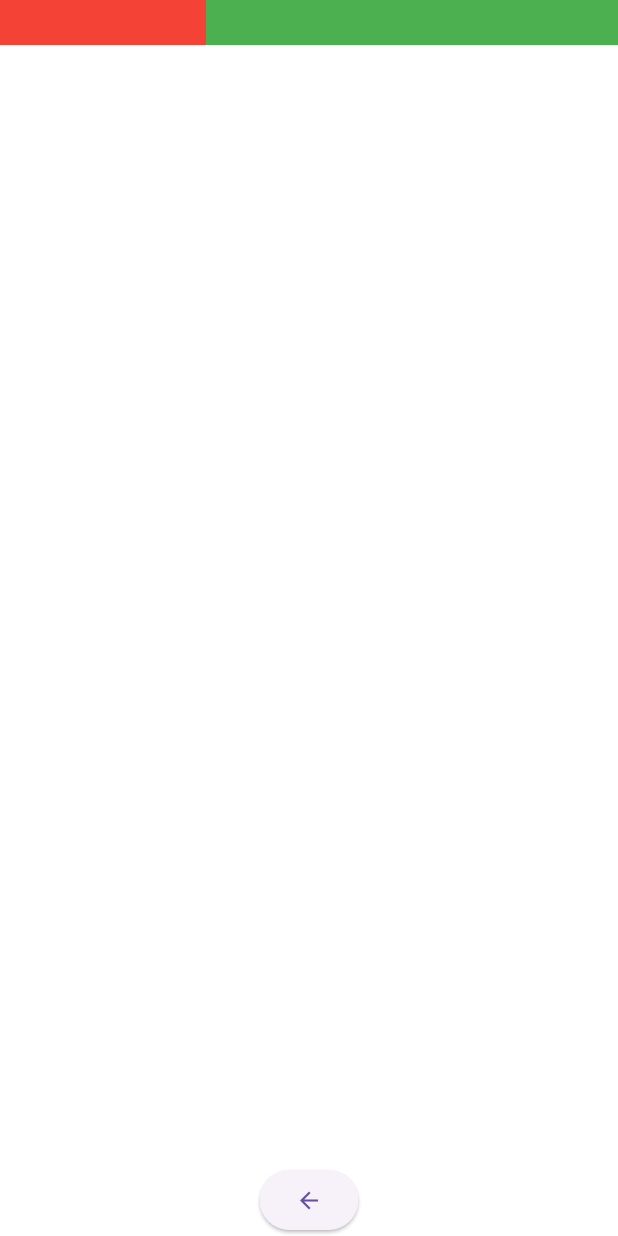
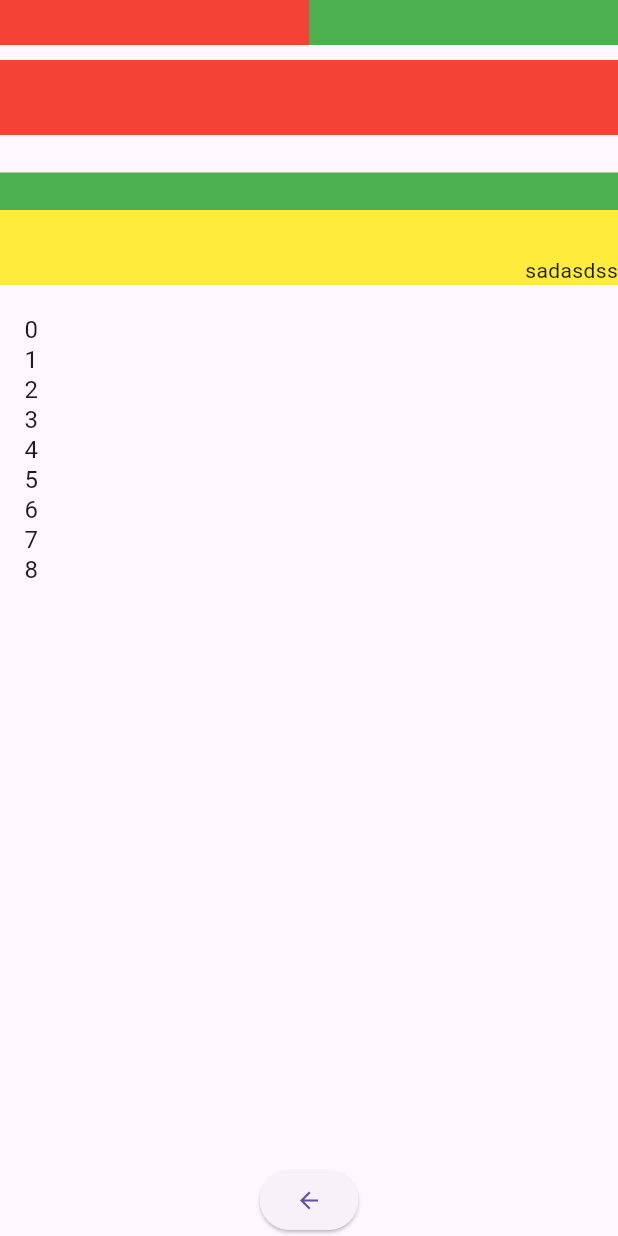
Before and after one commit to jaysinco/atlas, a Flutter app: the TestLayoutRoute screen opened by its route, on a phone screen of 412 x 824 dp. Run offline on Flutter 3.47's test engine with Material 3 defaults, Android fonts, the phone set to English and light mode, and no system bars.

Commit message:
test list view

```diff
--- a/src/flt/lib/main.dart
+++ b/src/flt/lib/main.dart
@@ -114,13 +114,14 @@
 
   @override
   Widget build(BuildContext context) {
-    return Column(
+    return Scaffold(
+      body: Column(
         children: [
           Flex(
             direction: Axis.horizontal,
             children: [
               Expanded(
-              flex: 1,
+                flex: 2,
                 child: Container(
                   height: 30,
                   color: Colors.red,
@@ -135,6 +136,53 @@
               ),
             ],
           ),
+          Padding(
+            padding: EdgeInsets.only(top: 10),
+            child: SizedBox(
+              height: 100,
+              child: Flex(
+                direction: Axis.vertical,
+                children: [
+                  Expanded(
+                    flex: 2,
+                    child: Container(
+                      color: Colors.red,
+                    ),
+                  ),
+                  Spacer(
+                    flex: 1,
+                  ),
+                  Expanded(
+                    flex: 1,
+                    child: Container(
+                      color: Colors.green,
+                    ),
+                  ),
+                ],
+              ),
+            ),
+          ),
+          Container(
+            height: 50,
+            alignment: Alignment.bottomRight,
+            color: Colors.yellow,
+            child: Text("sadasdss"),
+          ),
+          SizedBox(
+            height: 200,
+            child: Scrollbar(
+              child: ListView.builder(
+                primary: true,
+                itemCount: 100,
+                itemExtent: 20,
+                itemBuilder: (BuildContext context, int index) {
+                  return ListTile(
+                    title: Text("$index"),
+                  );
+                },
+              ),
+            ),
+          ),
           Spacer(
             flex: 1,
           ),
@@ -142,8 +190,10 @@
             onPressed: () {
               Navigator.pop(context);
             },
-            child: Icon(Icons.arrow_back))
+            child: Icon(Icons.arrow_back),
+          ),
         ],
+      ),
     );
   }
 }
```
Lines whose indentation alone changed are shown as unchanged.
